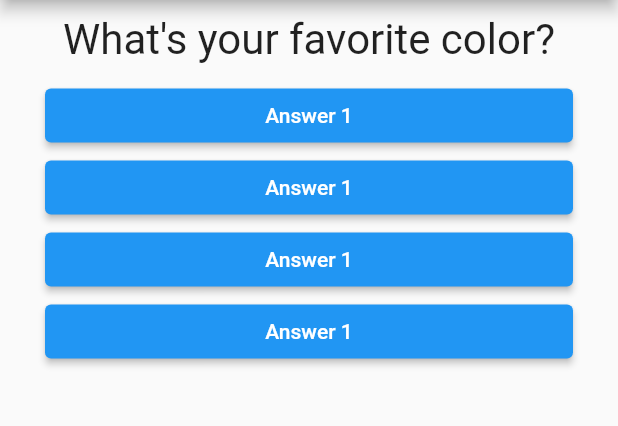
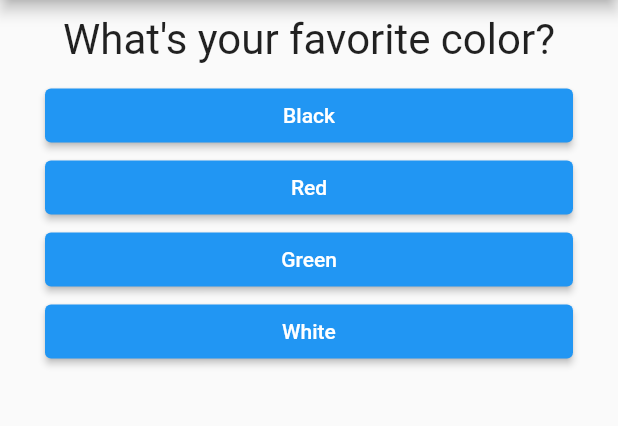
Before and after one commit to JuanAntonioV/flutter_complete_guide, a Flutter app: the screen it shows after launch, on a phone screen of 412 x 824 dp, the part 84-510 px from its top. Run offline on Flutter 3.47's test engine with Material 2 defaults, Android fonts, the phone set to English and light mode, and no system bars.

Commit message:
Finishing Quiz App

```diff
--- a/lib/answer.dart
+++ b/lib/answer.dart
@@ -1,6 +1,4 @@
 import 'package:flutter/material.dart';
-import 'package:flutter/src/widgets/container.dart';
-import 'package:flutter/src/widgets/framework.dart';
 
 class Answer extends StatelessWidget {
   final VoidCallback selectHandler;
@@ -15,7 +13,7 @@ class Answer extends StatelessWidget {
       margin: EdgeInsets.only(left: 30, right: 30),
       child: ElevatedButton(
         onPressed: selectHandler,
-        child: Text('Answer 1'),
+        child: Text(answerText),
         style: ButtonStyle(
           backgroundColor: MaterialStateProperty.all(Colors.blue),
           foregroundColor: MaterialStateProperty.all(Colors.white),
--- a/lib/main.dart
+++ b/lib/main.dart
@@ -2,6 +2,8 @@ import 'package:flutter/material.dart';
 
 import './question.dart';
 import './answer.dart';
+import './quiz.dart';
+import './result.dart';
 
 void main() => runApp(MyApp());
 
@@ -14,52 +16,75 @@ class MyApp extends StatefulWidget {
 
 class _MyAppState extends State<MyApp> {
   var _questionIndex = 0;
+  var _totalScore = 0;
 
-  void _answerQuestion() {
-    if (_questionIndex < 2) {
+  final _questions = const [
+    {
+      'questionText': 'What\'s your favorite color?',
+      'answers': [
+        {'text': 'Black', 'score': 10},
+        {'text': 'Red', 'score': 5},
+        {'text': 'Green', 'score': 3},
+        {'text': 'White', 'score': 1},
+      ]
+    },
+    {
+      'questionText': 'What\'s your favorite animal?',
+      'answers': [
+        {'text': 'Rabbit', 'score': 3},
+        {'text': 'Snake', 'score': 11},
+        {'text': 'Elephant', 'score': 5},
+        {'text': 'Lion', 'score': 9},
+      ]
+    },
+    {
+      'questionText': 'What\'s your favorite game?',
+      'answers': [
+        {'text': 'Call Of Duty', 'score': 1},
+        {'text': 'Mobile Legend', 'score': 1},
+        {'text': 'PUBG', 'score': 1},
+        {'text': 'Valorant', 'score': 1},
+      ]
+    }
+  ];
+
+  void _answerQuestion(int score) {
+    _totalScore += score;
+
     setState(() {
       _questionIndex = _questionIndex + 1;
     });
+
+    if (_questionIndex < _questions.length) {
+      print('We have more questions!');
     } else {
+      print('No more questions!');
+    }
+
+    print(_questionIndex);
+  }
+
+  void _resetQuiz() {
     setState(() {
       _questionIndex = 0;
+      _totalScore = 0;
     });
-    }
-    print(_questionIndex);
   }
 
   @override
   Widget build(BuildContext context) {
-    var questions = [
-      {
-        'questionText': 'What\'s your favorite color?',
-        'answers': ['Black', 'Red', 'Green', 'White']
-      },
-      {
-        'questionText': 'What\'s your favorite animal?',
-        'answers': ['Rabbit', 'Snake', 'Elephant', 'Lion']
-      },
-      {
-        'questionText': 'What\'s your favorite game?',
-        'answers': ['Call Of Duty', 'Mobile Legend', 'PUBG', 'Valorant']
-      }
-    ];
-
     return MaterialApp(
         home: Scaffold(
       appBar: AppBar(
         title: const Text('My First App'),
       ),
-          body: Column(
-            children: [
-              Question(
-                questions[_questionIndex]['questionText'] as String,
-              ),
-              ...(questions[_questionIndex]['answers'] as List<String>)
-                  .map((answer) => Answer(_answerQuestion, answer))
-                  .toList()
-            ],
-          )),
-    );
+      body: _questionIndex < _questions.length
+          ? Quiz(
+              questionIndex: _questionIndex,
+              questions: _questions,
+              answerQuestion: _answerQuestion,
+            )
+          : Result(_totalScore, _resetQuiz),
+    ));
   }
 }
--- /dev/null
+++ b/lib/quiz.dart
@@ -0,0 +1,32 @@
+import 'package:flutter/cupertino.dart';
+
+import './question.dart';
+import './answer.dart';
+
+class Quiz extends StatelessWidget {
+  final List<Map<String, Object>> questions;
+  final int questionIndex;
+  final Function answerQuestion;
+
+  Quiz(
+      {required this.questionIndex,
+      required this.questions,
+      required this.answerQuestion});
+
+  @override
+  Widget build(BuildContext context) {
+    return Column(
+      children: [
+        Question(
+          questions[questionIndex]['questionText'] as String,
+        ),
+        ...(questions[questionIndex]['answers'] as List<Map<String, Object>>)
+            .map((answer) => Answer(
+                  () => answerQuestion(answer['score'] as int),
+                  answer['text'] as String,
+                ))
+            .toList()
+      ],
+    );
+  }
+}
```
Also changed, not shown: lib/result.dart (added, +44 -0 lines), 1 other file. Lines whose indentation alone changed are shown as unchanged.
